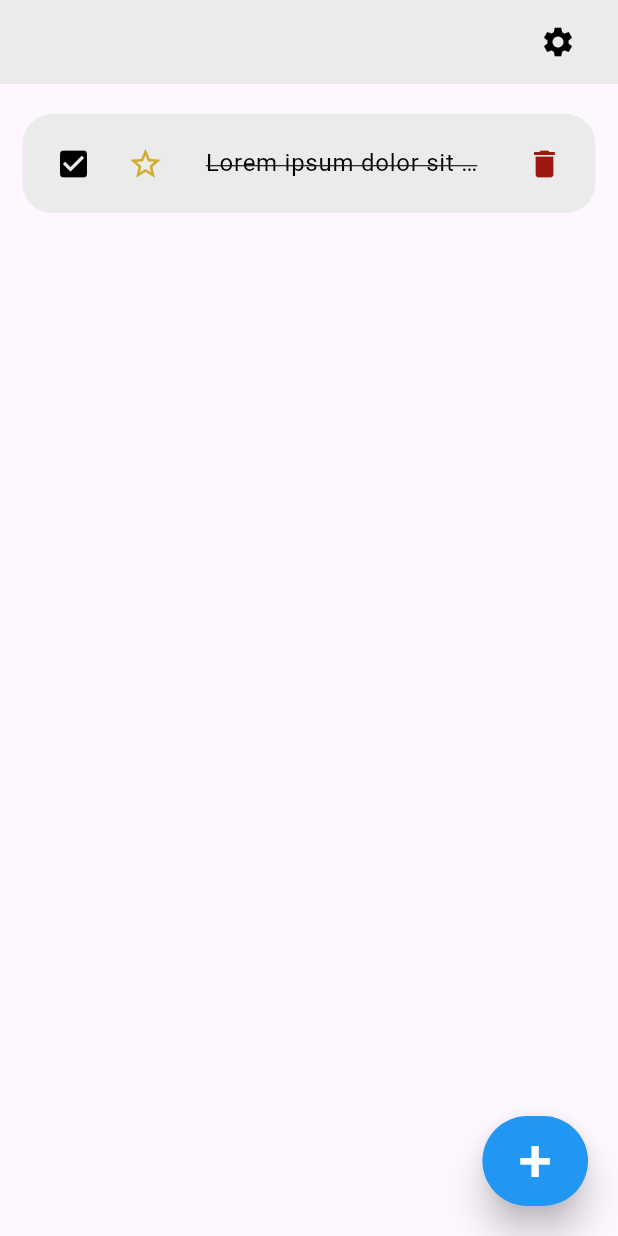
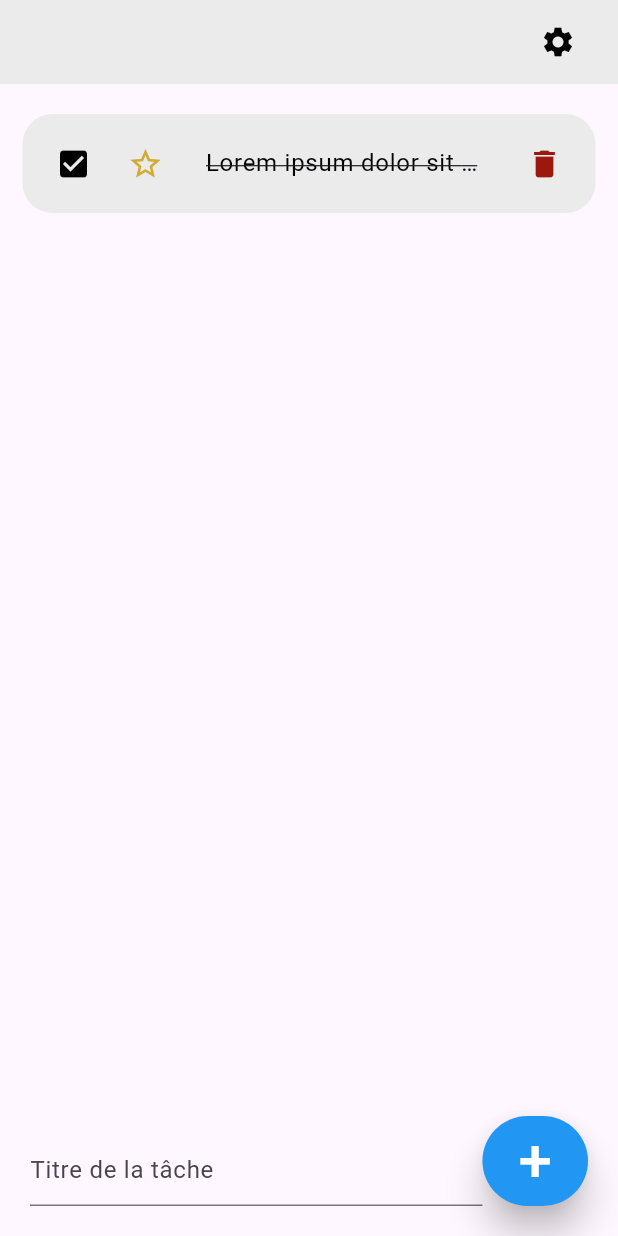
Before and after one commit to Itasuka/AppTodoListFlutter, a Flutter app: the screen it shows after launch, after a tap on the "check box outline blank" icon, on a phone screen of 412 x 824 dp. Run offline on Flutter 3.47's test engine with Material 3 defaults, Android fonts, the phone set to English and light mode, and no system bars.

Commit message:
ajout de la barre de création plus bon espacement dans la row

```diff
--- /dev/null
+++ b/lib/createToDo.dart
@@ -0,0 +1,47 @@
+import 'package:flutter/material.dart';
+import 'package:flutter/rendering.dart';
+import 'package:projet_todo_list/colors.dart';
+
+class createToDo extends StatelessWidget {
+  @override
+  Widget build(BuildContext context) {
+   return (Row(
+            children: [
+            Expanded(
+              child: Container(
+               alignment: Alignment.bottomCenter,
+                margin: const EdgeInsets.only(
+                left: 20,
+                bottom: 20,
+              ),
+              child: const Flexible (
+                child: TextField(
+                      decoration: InputDecoration(
+                        hintText: "Titre de la tâche"
+                        //border: InputBorder.none
+                      )
+                    )
+              )
+            ),
+            ),
+            Container(
+              alignment: Alignment.bottomRight,
+              margin: const EdgeInsets.only(
+                bottom: 20,
+                right: 20,
+              ),
+              child: ElevatedButton(
+                    onPressed: () {},
+                    style: ElevatedButton.styleFrom(
+                      backgroundColor: buttonColor,
+                      minimumSize:  const Size(60, 60),
+                      elevation: 10,
+                  ),
+                    child: const Text('+', style: TextStyle(color: insideButtonColor, fontSize: 40),),
+                  ),
+              ),
+
+        ]
+        ));
+  }
+}
--- a/lib/main.dart
+++ b/lib/main.dart
@@ -1,4 +1,5 @@
 import 'package:flutter/material.dart';
+import 'package:projet_todo_list/createToDo.dart';
 import 'package:projet_todo_list/todo.dart';
 import 'package:projet_todo_list/todoItem.dart';
 import 'package:projet_todo_list/todoList.dart';
@@ -45,23 +46,7 @@ class MyApp extends StatelessWidget {
                 ],
               ),
             ),
-            Align(
-              alignment: Alignment.bottomRight,
-              child: Container(
-              margin: const EdgeInsets.only(
-                bottom: 20,
-                right: 20,
-              ),
-              child: ElevatedButton(
-                onPressed: () {},
-                style: ElevatedButton.styleFrom(
-                  backgroundColor: buttonColor,
-                  minimumSize:  const Size(60, 60),
-                  elevation: 10,
-              ),
-                child: const Text('+', style: TextStyle(color: insideButtonColor, fontSize: 40),)),
-            ),
-            )
+            createToDo().build(context)
           ]
       ),
       ),
```
